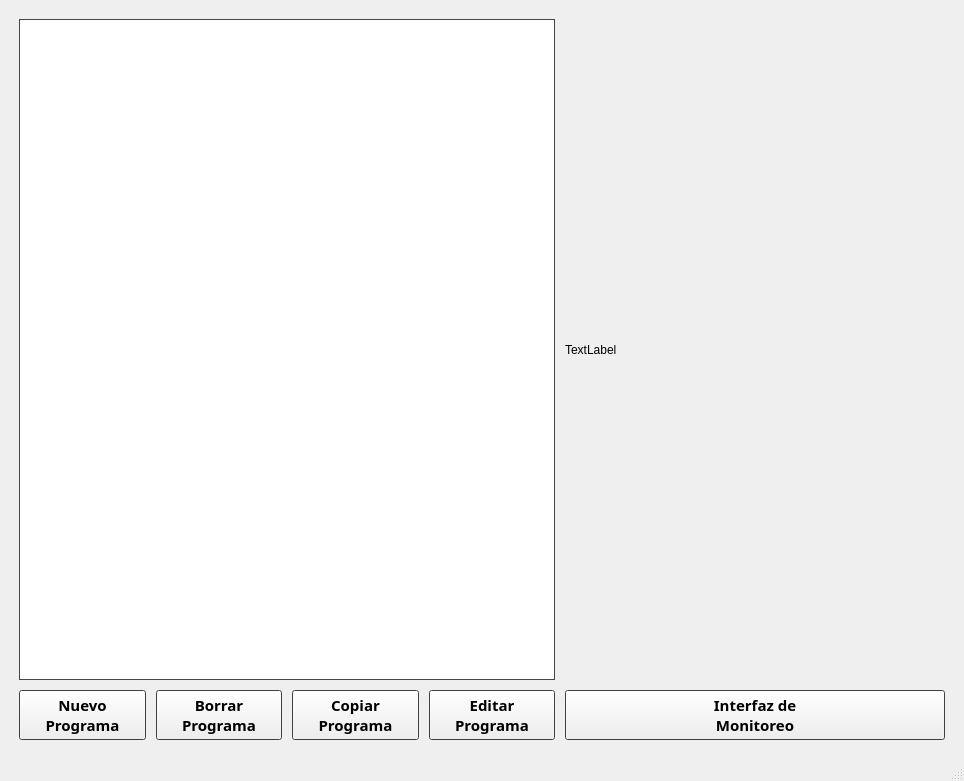
The window that GUI/PyQt Designer/ui/SFVI.ui (jorgetrumbel/SFVI-MIA) describes before a commit, drawn with Qt 5.
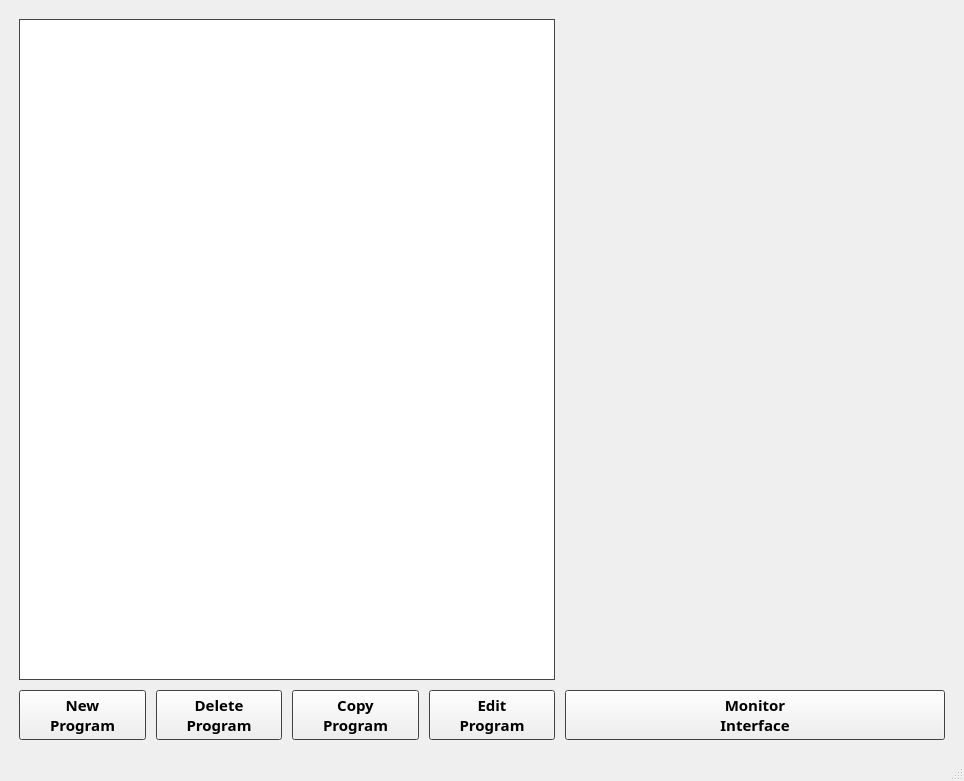
The same window after the commit. The open tabs and pages were chosen to show the change.

Commit message: Se agrega boton de editar programa y se puede cargar programas

What changed in the file:
```diff
--- a/GUI/PyQt Designer/ui/SFVI.ui
+++ b/GUI/PyQt Designer/ui/SFVI.ui
@@ -10,6 +10,12 @@
     <height>781</height>
    </rect>
   </property>
+  <property name="sizePolicy">
+   <sizepolicy hsizetype="Fixed" vsizetype="Fixed">
+    <horstretch>0</horstretch>
+    <verstretch>0</verstretch>
+   </sizepolicy>
+  </property>
   <property name="windowTitle">
    <string>SFVI - Sistema Flexible de Visión Industrial</string>
   </property>
@@ -444,8 +450,8 @@
              </font>
             </property>
             <property name="text">
-             <string>Editar
-Programa</string>
+             <string>Edit
+Program</string>
             </property>
            </widget>
           </item>
@@ -466,8 +472,8 @@
              </font>
             </property>
             <property name="text">
-             <string>Nuevo
-Programa</string>
+             <string>New
+Program</string>
             </property>
            </widget>
           </item>
@@ -488,8 +494,8 @@
              </font>
             </property>
             <property name="text">
-             <string>Interfaz de
-Monitoreo</string>
+             <string>Monitor
+Interface</string>
             </property>
            </widget>
           </item>
@@ -513,8 +519,8 @@
              </font>
             </property>
             <property name="text">
-             <string>Borrar
-Programa</string>
+             <string>Delete
+Program</string>
             </property>
            </widget>
           </item>
@@ -535,15 +541,21 @@
              </font>
             </property>
             <property name="text">
-             <string>Copiar
-Programa</string>
+             <string>Copy
+Program</string>
             </property>
            </widget>
           </item>
           <item row="0" column="9">
            <widget class="QLabel" name="label">
             <property name="text">
-             <string>TextLabel</string>
+             <string/>
+            </property>
+            <property name="alignment">
+             <set>Qt::AlignLeading|Qt::AlignLeft|Qt::AlignTop</set>
+            </property>
+            <property name="wordWrap">
+             <bool>true</bool>
             </property>
            </widget>
           </item>
```
Left out of the diff: 44 changed lines with no effect on the pictures. The commit also changes 11 other files.
